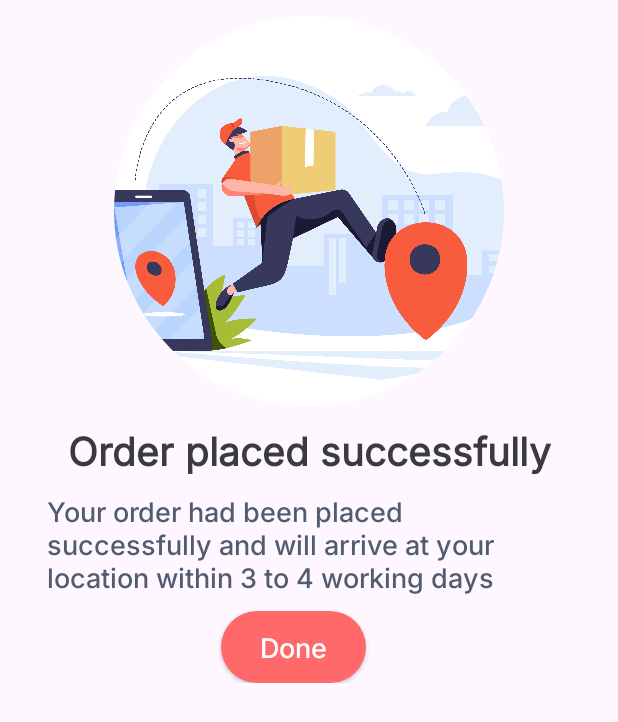
After one commit to khaledeid1k/shopify_app, an Android app: the fragment OrderConfirmFragment shown on its own in the app's theme, on a phone screen of 412 x 824 dp. The commit adds this screen. Shown: the top 722 px of the screen. Run offline under Robolectric (Android 15) with nearby library versions, the phone set to English and light mode, and no system bars; our stand-ins replace CircleImageView, sdp/ssp sizes.

Commit message:
order confirmation fragment

```diff
--- /dev/null
+++ b/app/src/main/java/com/kh/mo/shopyapp/OrderConfirmFragment.kt
@@ -0,0 +1,59 @@
+package com.kh.mo.shopyapp
+
+import android.os.Bundle
+import androidx.fragment.app.Fragment
+import android.view.LayoutInflater
+import android.view.View
+import android.view.ViewGroup
+
+// TODO: Rename parameter arguments, choose names that match
+// the fragment initialization parameters, e.g. ARG_ITEM_NUMBER
+private const val ARG_PARAM1 = "param1"
+private const val ARG_PARAM2 = "param2"
+
+/**
+ * A simple [Fragment] subclass.
+ * Use the [OrderConfirmFragment.newInstance] factory method to
+ * create an instance of this fragment.
+ */
+class OrderConfirmFragment : Fragment() {
+    // TODO: Rename and change types of parameters
+    private var param1: String? = null
+    private var param2: String? = null
+
+    override fun onCreate(savedInstanceState: Bundle?) {
+        super.onCreate(savedInstanceState)
+        arguments?.let {
+            param1 = it.getString(ARG_PARAM1)
+            param2 = it.getString(ARG_PARAM2)
+        }
+    }
+
+    override fun onCreateView(
+        inflater: LayoutInflater, container: ViewGroup?,
+        savedInstanceState: Bundle?
+    ): View? {
+        // Inflate the layout for this fragment
+        return inflater.inflate(R.layout.fragment_order_confirm, container, false)
+    }
+
+    companion object {
+        /**
+         * Use this factory method to create a new instance of
+         * this fragment using the provided parameters.
+         *
+         * @param param1 Parameter 1.
+         * @param param2 Parameter 2.
+         * @return A new instance of fragment OrderConfirmFragment.
+         */
+        // TODO: Rename and change types and number of parameters
+        @JvmStatic
+        fun newInstance(param1: String, param2: String) =
+            OrderConfirmFragment().apply {
+                arguments = Bundle().apply {
+                    putString(ARG_PARAM1, param1)
+                    putString(ARG_PARAM2, param2)
+                }
+            }
+    }
+}
--- /dev/null
+++ b/app/src/main/res/layout/fragment_order_confirm.xml
@@ -0,0 +1,65 @@
+<?xml version="1.0" encoding="utf-8"?>
+<androidx.constraintlayout.widget.ConstraintLayout xmlns:android="http://schemas.android.com/apk/res/android"
+    xmlns:app="http://schemas.android.com/apk/res-auto"
+    xmlns:tools="http://schemas.android.com/tools"
+    android:layout_width="match_parent"
+    android:layout_height="wrap_content"
+    android:padding="@dimen/_8sdp"
+    tools:context=".OrderConfirmFragment">
+
+    <de.hdodenhof.circleimageview.CircleImageView
+        android:id="@+id/orderStateImgV"
+        android:layout_width="@dimen/_200sdp"
+        android:layout_height="@dimen/_200sdp"
+        android:elevation="8dp"
+        android:scaleType="centerInside"
+        android:src="@drawable/order_success"
+        app:layout_constraintEnd_toEndOf="parent"
+        app:layout_constraintStart_toStartOf="parent"
+        app:layout_constraintTop_toTopOf="parent" />
+
+    <TextView
+        android:id="@+id/orderStateTxtV"
+        style="@style/main_title"
+        android:layout_width="wrap_content"
+        android:layout_height="wrap_content"
+        android:layout_marginStart="0dp"
+        android:layout_marginTop="@dimen/_8sdp"
+        android:text="@string/order_success"
+        app:layout_constraintEnd_toEndOf="@id/orderStateImgV"
+        app:layout_constraintStart_toStartOf="@id/orderStateImgV"
+        app:layout_constraintTop_toBottomOf="@id/orderStateImgV" />
+
+    <TextView
+        android:id="@+id/orderStateDescriptionTxtV"
+        style="@style/sub_title"
+        android:layout_width="0dp"
+        android:layout_height="wrap_content"
+        android:layout_marginHorizontal="@dimen/_16sdp"
+        android:layout_marginTop="@dimen/_8sdp"
+        android:text="@string/order_success_desc"
+        app:layout_constraintEnd_toEndOf="parent"
+        app:layout_constraintStart_toStartOf="parent"
+        app:layout_constraintTop_toBottomOf="@id/orderStateTxtV" />
+
+    <androidx.appcompat.widget.AppCompatButton
+        android:id="@+id/confirmBtn"
+        style="@style/sub_title"
+        android:layout_width="wrap_content"
+        android:layout_height="wrap_content"
+        android:layout_marginTop="@dimen/_8sdp"
+        android:layout_marginEnd="@dimen/_16sdp"
+        android:layout_marginBottom="@dimen/_16sdp"
+        android:background="@drawable/round_corners"
+        android:backgroundTint="?attr/colorPrimary"
+        android:padding="@dimen/_8sdp"
+        android:paddingStart="@dimen/_20sdp"
+        android:paddingEnd="@dimen/_20sdp"
+        android:text="@string/done"
+        android:textAllCaps="false"
+        android:textColor="?attr/colorBackgroundFloating"
+        app:layout_constraintEnd_toEndOf="parent"
+        app:layout_constraintStart_toStartOf="parent"
+        app:layout_constraintTop_toBottomOf="@id/orderStateDescriptionTxtV" />
+
+</androidx.constraintlayout.widget.ConstraintLayout>
--- a/app/src/main/res/values/strings.xml
+++ b/app/src/main/res/values/strings.xml
@@ -38,4 +38,7 @@
     <string name="flat_number_hint">Enter Flat Number</string>
     <string name="mark_location">Mark Location</string>
     <string name="mark_location_hint">Enter a mark location near you</string>
+    <string name="order_success">Order placed successfully</string>
+    <string name="order_success_desc">Your order had been placed successfully and will arrive at your location within 3 to 4 working days</string>
+    <string name="done">Done</string>
 </resources>
```
Also changed, not shown: app/src/main/res/drawable/order_success.jpg (added).
